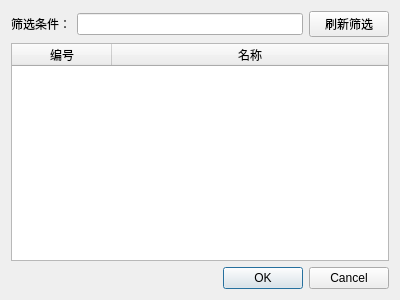
Qt form PhysioMgr/PsmDlgDepartSel.ui (yuylong/PhysioMgr) before a commit.
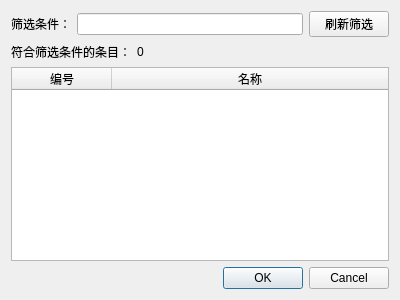
The same form after that commit.

Commit message: Implement the methods in department selection dialog.

```diff
--- a/PhysioMgr/PsmDlgDepartSel.ui
+++ b/PhysioMgr/PsmDlgDepartSel.ui
@@ -35,6 +35,24 @@
      </item>
     </layout>
    </item>
+   <item>
+    <layout class="QHBoxLayout" name="horizontalLayout_2" stretch="0,1">
+     <item>
+      <widget class="QLabel" name="label_2">
+       <property name="text">
+        <string>符合筛选条件的条目：</string>
+       </property>
+      </widget>
+     </item>
+     <item>
+      <widget class="QLabel" name="lblCnt">
+       <property name="text">
+        <string>0</string>
+       </property>
+      </widget>
+     </item>
+    </layout>
+   </item>
    <item>
     <widget class="QTableWidget" name="tableWidget">
      <property name="editTriggers">
```
Left out of the diff: 2 changed lines with no effect on the pictures. The commit also changes 2 other files.
